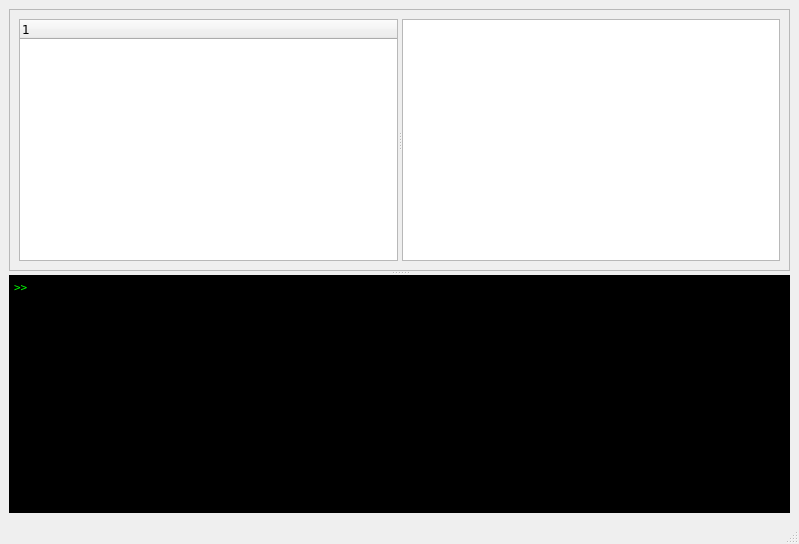
Qt form results_window.ui (gdietz/OpenMEE) before a commit.
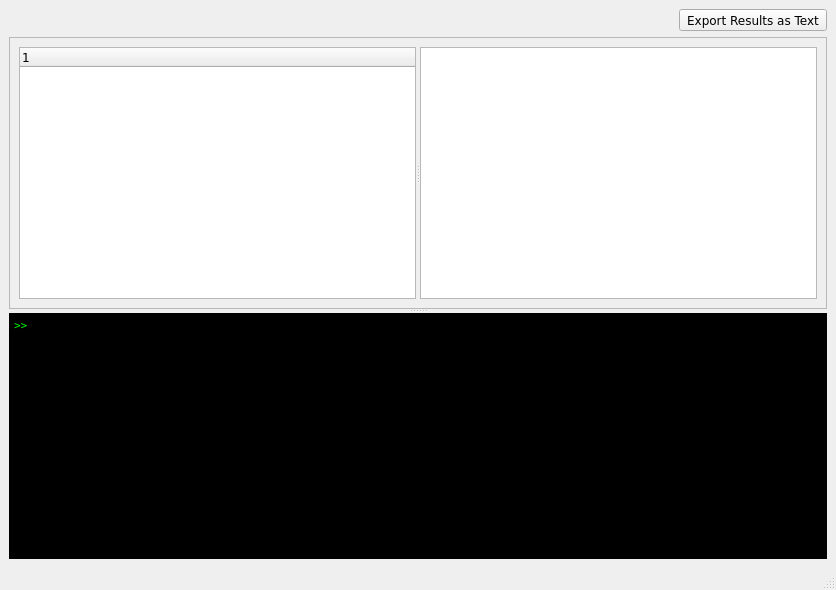
The same form after that commit. Icons and pictures are not drawn.

Diff of the .ui file:
```diff
--- a/results_window.ui
+++ b/results_window.ui
@@ -6,8 +6,8 @@
    <rect>
     <x>0</x>
     <y>0</y>
-    <width>799</width>
-    <height>544</height>
+    <width>836</width>
+    <height>590</height>
    </rect>
   </property>
   <property name="font">
@@ -20,6 +20,43 @@
   </property>
   <widget class="QWidget" name="centralwidget">
    <layout class="QVBoxLayout" name="verticalLayout">
+    <item>
+     <layout class="QHBoxLayout" name="horizontalLayout_3">
+      <item>
+       <spacer name="horizontalSpacer">
+        <property name="orientation">
+         <enum>Qt::Horizontal</enum>
+        </property>
+        <property name="sizeHint" stdset="0">
+         <size>
+          <width>40</width>
+          <height>20</height>
+         </size>
+        </property>
+       </spacer>
+      </item>
+      <item>
+       <widget class="QToolButton" name="export_btn">
+        <property name="text">
+         <string>Export Results as Text</string>
+        </property>
+        <property name="icon">
+         <iconset resource="icons.qrc">
+          <normaloff>:/function_icon_set/images/function_icon_set/paper_48.png</normaloff>:/function_icon_set/images/function_icon_set/paper_48.png</iconset>
+        </property>
+        <property name="iconSize">
+         <size>
+          <width>24</width>
+          <height>24</height>
+         </size>
+        </property>
+        <property name="toolButtonStyle">
+         <enum>Qt::ToolButtonTextBesideIcon</enum>
+        </property>
+       </widget>
+      </item>
+     </layout>
+    </item>
     <item>
      <widget class="QSplitter" name="splitter">
       <property name="orientation">
@@ -123,7 +160,7 @@
         <string>&lt;!DOCTYPE HTML PUBLIC &quot;-//W3C//DTD HTML 4.0//EN&quot; &quot;http://www.w3.org/TR/REC-html40/strict.dtd&quot;&gt;
 &lt;html&gt;&lt;head&gt;&lt;meta name=&quot;qrichtext&quot; content=&quot;1&quot; /&gt;&lt;style type=&quot;text/css&quot;&gt;
 p, li { white-space: pre-wrap; }
-&lt;/style&gt;&lt;/head&gt;&lt;body style=&quot; font-family:'Terminal'; font-size:13pt; font-weight:400; font-style:normal;&quot;&gt;
+&lt;/style&gt;&lt;/head&gt;&lt;body style=&quot; font-family:'Terminal'; font-size:10pt; font-weight:400; font-style:normal;&quot;&gt;
 &lt;p style=&quot; margin-top:0px; margin-bottom:0px; margin-left:0px; margin-right:0px; -qt-block-indent:0; text-indent:0px;&quot;&gt;&lt;span style=&quot; font-size:8pt;&quot;&gt;&amp;gt;&amp;gt; &lt;/span&gt;&lt;/p&gt;&lt;/body&gt;&lt;/html&gt;</string>
        </property>
        <property name="acceptRichText">
```
Left out of the diff: 14 changed lines with no effect on the pictures.
